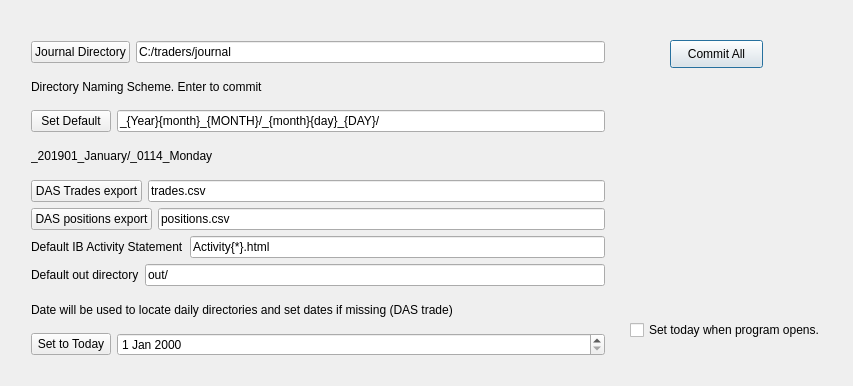
Old version of the form src/journal/view/filesettings.ui in the repository MikePia/structjour.
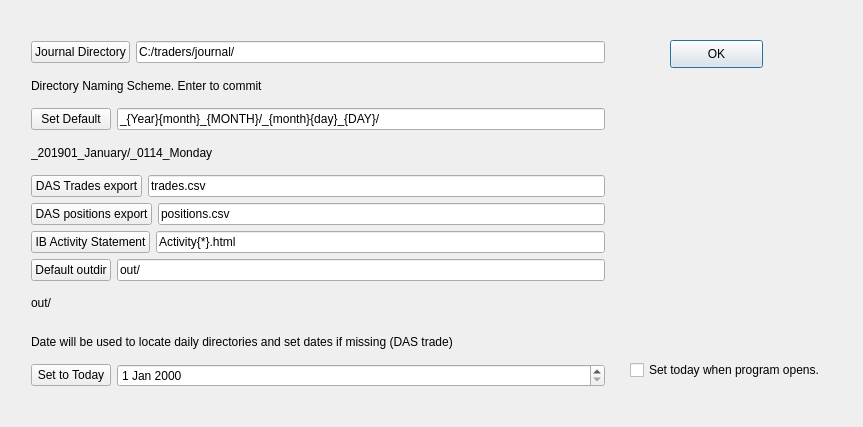
New version of the form. Icons and pictures are not drawn.

Commit message: more controller code for filesettings dlg

The edit to the form file:
```diff
--- a/src/journal/view/filesettings.ui
+++ b/src/journal/view/filesettings.ui
@@ -6,8 +6,8 @@
    <rect>
     <x>0</x>
     <y>0</y>
-    <width>853</width>
-    <height>386</height>
+    <width>863</width>
+    <height>427</height>
    </rect>
   </property>
   <property name="windowTitle">
@@ -23,14 +23,14 @@
     </rect>
    </property>
    <property name="text">
-    <string>Commit All</string>
+    <string>OK</string>
    </property>
   </widget>
   <widget class="QCheckBox" name="theDateCbox">
    <property name="geometry">
     <rect>
      <x>630</x>
-     <y>320</y>
+     <y>360</y>
      <width>201</width>
      <height>20</height>
     </rect>
@@ -42,13 +42,13 @@
     <bool>false</bool>
    </property>
   </widget>
-  <widget class="QWidget" name="">
+  <widget class="QWidget" name="layoutWidget">
    <property name="geometry">
     <rect>
      <x>31</x>
      <y>41</y>
      <width>574</width>
-     <height>315</height>
+     <height>346</height>
     </rect>
    </property>
    <layout class="QVBoxLayout" name="verticalLayout">
@@ -70,7 +70,7 @@
          </size>
         </property>
         <property name="text">
-         <string>C:/traders/journal</string>
+         <string>C:/traders/journal/</string>
         </property>
        </widget>
       </item>
@@ -174,9 +174,9 @@
     <item>
      <layout class="QHBoxLayout" name="horizontalLayout_5">
       <item>
-       <widget class="QLabel" name="ibInfileLbl">
+       <widget class="QPushButton" name="ibInfileBtn">
         <property name="text">
-         <string>Default IB Activity Statement</string>
+         <string>IB Activity Statement</string>
         </property>
        </widget>
       </item>
@@ -192,9 +192,9 @@
     <item>
      <layout class="QHBoxLayout" name="horizontalLayout_6">
       <item>
-       <widget class="QLabel" name="outdirLbl">
+       <widget class="QPushButton" name="outdirBtn">
         <property name="text">
-         <string>Default out directory</string>
+         <string>Default outdir</string>
         </property>
        </widget>
       </item>
@@ -213,6 +213,13 @@
       </item>
      </layout>
     </item>
+    <item>
+     <widget class="QLabel" name="outdirLbl">
+      <property name="text">
+       <string>out/</string>
+      </property>
+     </widget>
+    </item>
     <item>
      <widget class="QLabel" name="explainDateLbl">
       <property name="text">
```
Left out of the diff: 12 changed lines with no effect on the pictures. The commit also changes 2 other files.
